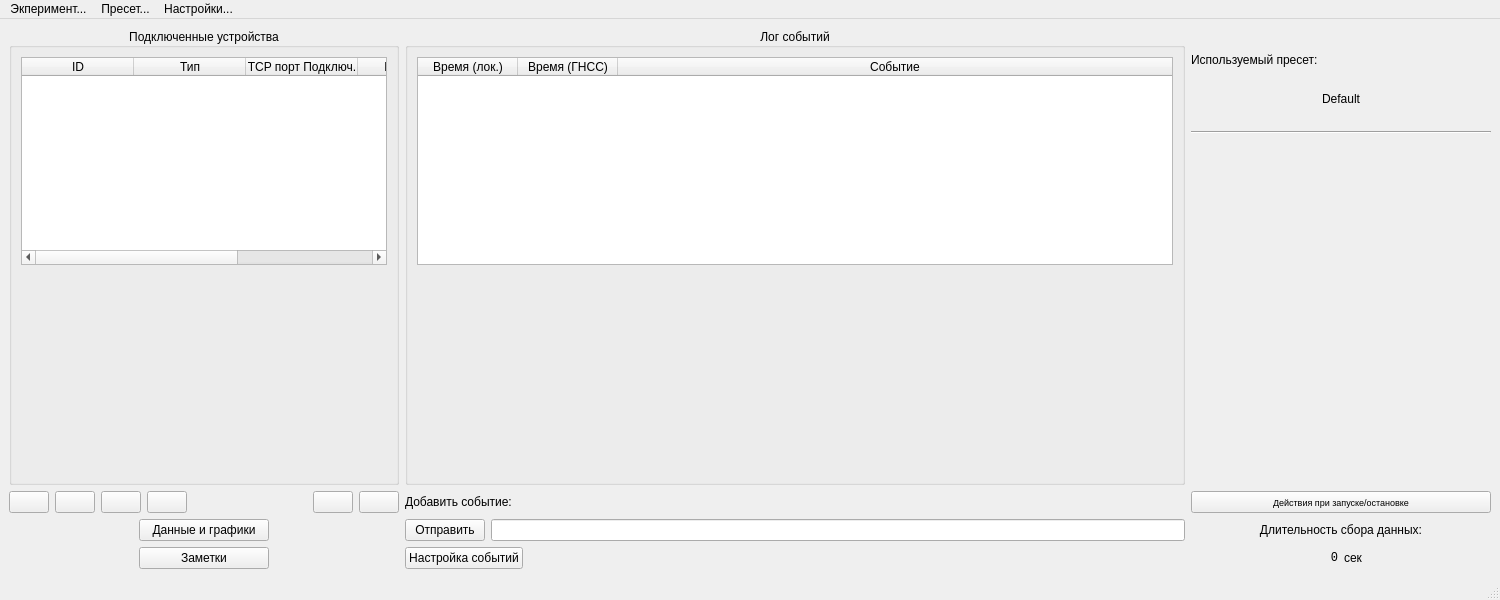
Before: the Qt Designer form mainwindow.ui in revermun/Experiment_helper, drawn with Qt 5.
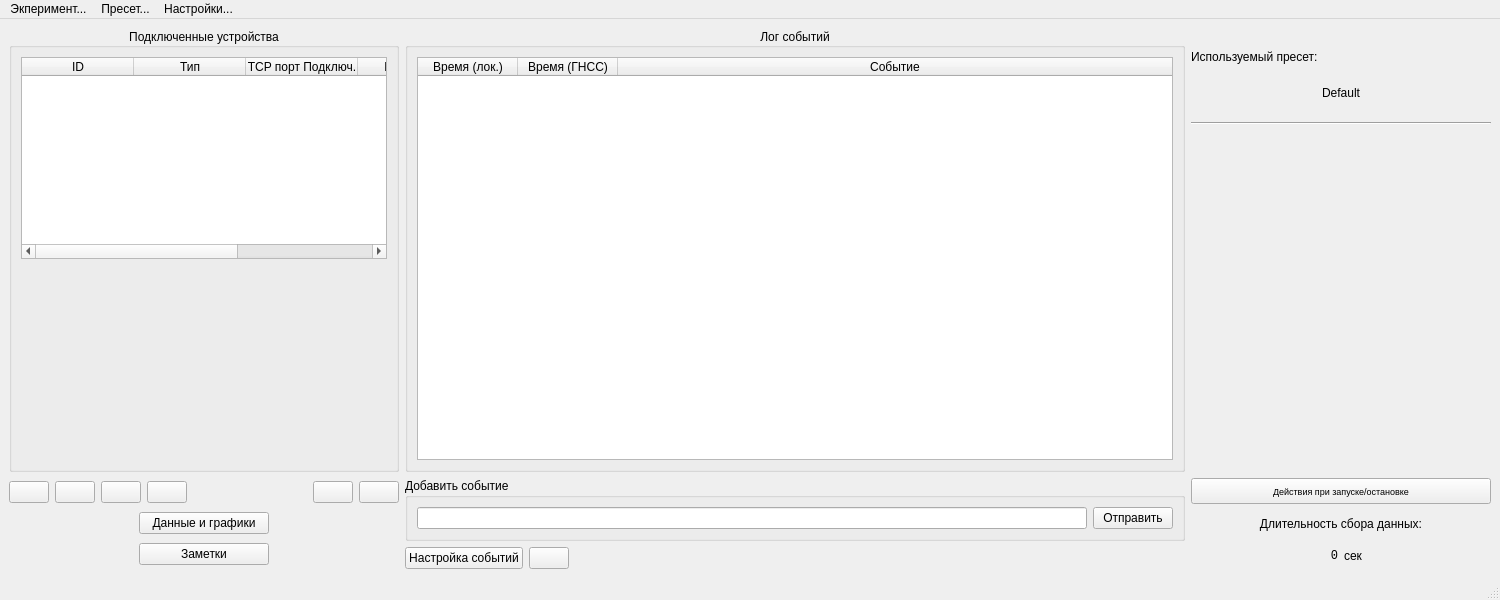
After: the same form once the commit is applied. Icons and pictures are not drawn.

Commit message: add custom events

The edit to the form file:
```diff
--- a/mainwindow.ui
+++ b/mainwindow.ui
@@ -133,19 +133,6 @@
          </column>
         </widget>
        </item>
-       <item row="2" column="0">
-        <spacer name="verticalSpacer_2">
-         <property name="orientation">
-          <enum>Qt::Vertical</enum>
-         </property>
-         <property name="sizeHint" stdset="0">
-          <size>
-           <width>20</width>
-           <height>40</height>
-          </size>
-         </property>
-        </spacer>
-       </item>
       </layout>
      </widget>
     </item>
@@ -426,26 +413,24 @@
     <item row="1" column="1">
      <layout class="QVBoxLayout" name="verticalLayout_2">
       <item>
-       <widget class="QLabel" name="label">
-        <property name="text">
-         <string>Добавить событие:</string>
+       <widget class="QGroupBox" name="groupBox_3">
+        <property name="title">
+         <string>Добавить событие</string>
         </property>
+        <layout class="QHBoxLayout" name="horizontalLayout_4">
+         <item>
+          <widget class="QLineEdit" name="lineEditAddEvent"/>
+         </item>
+         <item>
+          <widget class="QPushButton" name="pushButtonSendEvent">
+           <property name="text">
+            <string>Отправить</string>
+           </property>
+          </widget>
+         </item>
+        </layout>
        </widget>
       </item>
-      <item>
-       <layout class="QHBoxLayout" name="horizontalLayout_4">
-        <item>
-         <widget class="QPushButton" name="pushButtonSendEvent">
-          <property name="text">
-           <string>Отправить</string>
-          </property>
-         </widget>
-        </item>
-        <item>
-         <widget class="QLineEdit" name="lineEditAddEvent"/>
-        </item>
-       </layout>
-      </item>
       <item>
        <layout class="QHBoxLayout" name="horizontalLayout_5">
         <item>
@@ -455,6 +440,19 @@
           </property>
          </widget>
         </item>
+        <item>
+         <widget class="QPushButton" name="pushButton_2">
+          <property name="toolTip">
+           <string>&lt;html&gt;&lt;head/&gt;&lt;body&gt;&lt;p&gt;Очистить лог событий&lt;/p&gt;&lt;/body&gt;&lt;/html&gt;</string>
+          </property>
+          <property name="styleSheet">
+           <string notr="true">image: url(:/resources/clear.png);</string>
+          </property>
+          <property name="text">
+           <string/>
+          </property>
+         </widget>
+        </item>
         <item>
          <spacer name="horizontalSpacer_6">
           <property name="orientation">
```
Left out of the diff: 25 changed lines with no effect on the pictures. The commit also changes 8 other files.
